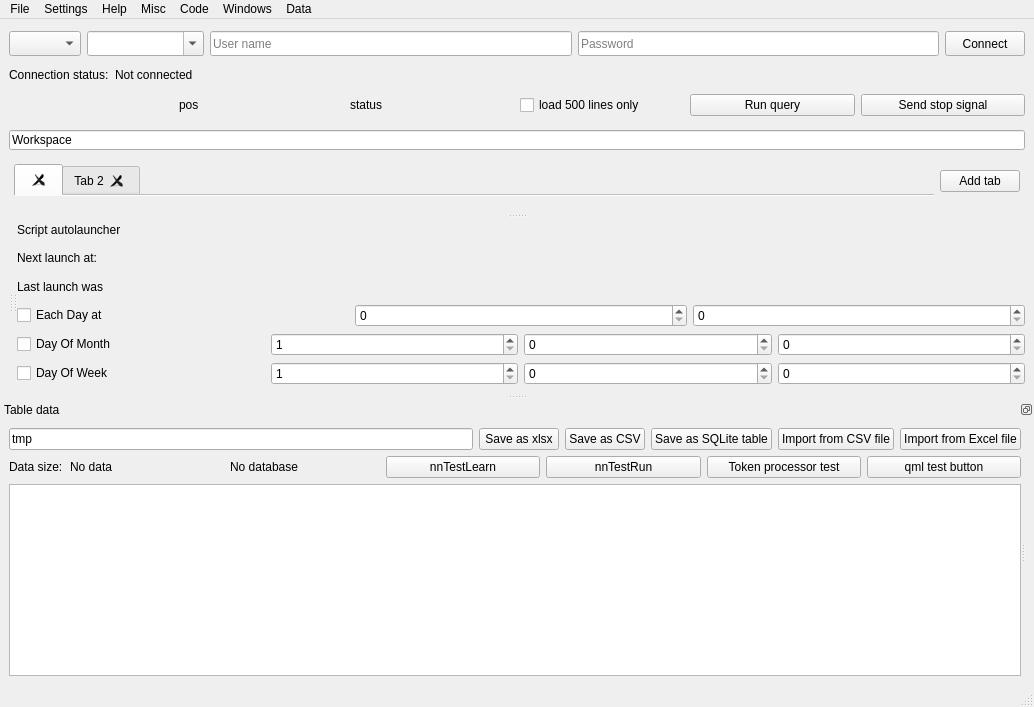
This is DBLoader CMake/loaderwidnow.ui in gfifgfifofich/DB_loader as Qt 5 draws it before an edit. The edited form follows.
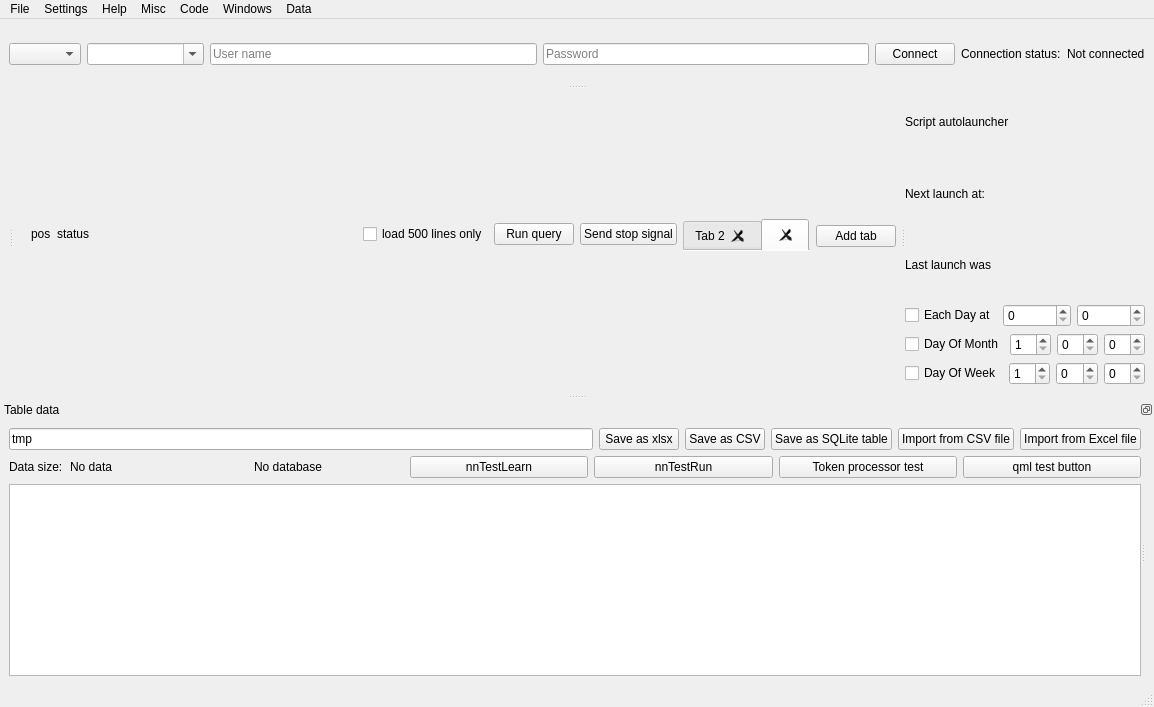
This is the edited form.

```diff
--- a/DBLoader CMake/loaderwidnow.ui
+++ b/DBLoader CMake/loaderwidnow.ui
@@ -23,7 +23,7 @@
    <double>1.000000000000000</double>
   </property>
   <widget class="QWidget" name="centralwidget">
-   <layout class="QVBoxLayout" name="verticalLayout_3">
+   <layout class="QVBoxLayout" name="verticalLayout_6">
     <item>
      <widget class="QSplitter" name="splitter">
       <property name="orientation">
@@ -119,8 +119,6 @@
             </property>
            </widget>
           </item>
-         </layout>
-        </item>
         <item>
          <layout class="QHBoxLayout" name="horizontalLayout_2">
           <item>
@@ -151,6 +149,36 @@
           </item>
          </layout>
         </item>
+         </layout>
+        </item>
+       </layout>
+      </widget>
+      <widget class="QSplitter" name="CodeEditorSplitter">
+       <property name="orientation">
+        <enum>Qt::Orientation::Horizontal</enum>
+       </property>
+       <widget class="QWidget" name="verticalLayoutWidget_5">
+        <layout class="QVBoxLayout" name="workspace_layout"/>
+       </widget>
+       <widget class="QWidget" name="verticalLayoutWidget_3">
+        <layout class="QVBoxLayout" name="verticalLayout_3">
+         <item>
+          <layout class="QHBoxLayout" name="horizontalLayout_9">
+           <property name="spacing">
+            <number>6</number>
+           </property>
+           <property name="leftMargin">
+            <number>5</number>
+           </property>
+           <property name="topMargin">
+            <number>5</number>
+           </property>
+           <property name="rightMargin">
+            <number>5</number>
+           </property>
+           <property name="bottomMargin">
+            <number>5</number>
+           </property>
         <item>
          <layout class="QHBoxLayout" name="codeStatuBar">
           <property name="bottomMargin">
@@ -184,6 +212,12 @@
           </item>
           <item>
            <widget class="QLabel" name="miscStatusLabel">
+               <property name="minimumSize">
+                <size>
+                 <width>300</width>
+                 <height>0</height>
+                </size>
+               </property>
             <property name="maximumSize">
              <size>
               <width>16777215</width>
@@ -219,39 +253,6 @@
          </layout>
         </item>
         <item>
-         <widget class="QLineEdit" name="workspaceLineEdit">
-          <property name="maximumSize">
-           <size>
-            <width>16777215</width>
-            <height>20</height>
-           </size>
-          </property>
-          <property name="text">
-           <string>Workspace</string>
-          </property>
-          <property name="placeholderText">
-           <string>Workspace name</string>
-          </property>
-         </widget>
-        </item>
-        <item>
-         <layout class="QHBoxLayout" name="horizontalLayout_9">
-          <property name="spacing">
-           <number>6</number>
-          </property>
-          <property name="leftMargin">
-           <number>5</number>
-          </property>
-          <property name="topMargin">
-           <number>5</number>
-          </property>
-          <property name="rightMargin">
-           <number>5</number>
-          </property>
-          <property name="bottomMargin">
-           <number>5</number>
-          </property>
-          <item>
            <widget class="QTabWidget" name="tabWidget">
             <property name="maximumSize">
              <size>
@@ -260,7 +261,7 @@
              </size>
             </property>
             <property name="currentIndex">
-             <number>0</number>
+              <number>1</number>
             </property>
             <property name="documentMode">
              <bool>true</bool>
@@ -274,17 +275,17 @@
             <property name="tabBarAutoHide">
              <bool>false</bool>
             </property>
-            <widget class="QWidget" name="widget">
-             <attribute name="title">
-              <string/>
-             </attribute>
-             <layout class="QHBoxLayout" name="horizontalLayout_8"/>
-            </widget>
             <widget class="QWidget" name="tab_4">
              <attribute name="title">
               <string>Tab 2</string>
              </attribute>
             </widget>
+             <widget class="QWidget" name="widget">
+              <attribute name="title">
+               <string/>
+              </attribute>
+              <layout class="QHBoxLayout" name="horizontalLayout_8"/>
+             </widget>
            </widget>
           </item>
           <item>
@@ -296,17 +297,10 @@
           </item>
          </layout>
         </item>
-       </layout>
-      </widget>
-      <widget class="QSplitter" name="CodeEditorSplitter">
-       <property name="orientation">
-        <enum>Qt::Orientation::Horizontal</enum>
-       </property>
-       <widget class="QWidget" name="verticalLayoutWidget_5">
-        <layout class="QVBoxLayout" name="workspace_layout"/>
-       </widget>
-       <widget class="QWidget" name="verticalLayoutWidget">
+         <item>
         <layout class="QVBoxLayout" name="edit_layout"/>
+         </item>
+        </layout>
        </widget>
        <widget class="QWidget" name="horizontalLayoutWidget">
         <layout class="QHBoxLayout" name="horizontalLayout_10">
```
Lines whose indentation alone changed are shown as unchanged.
